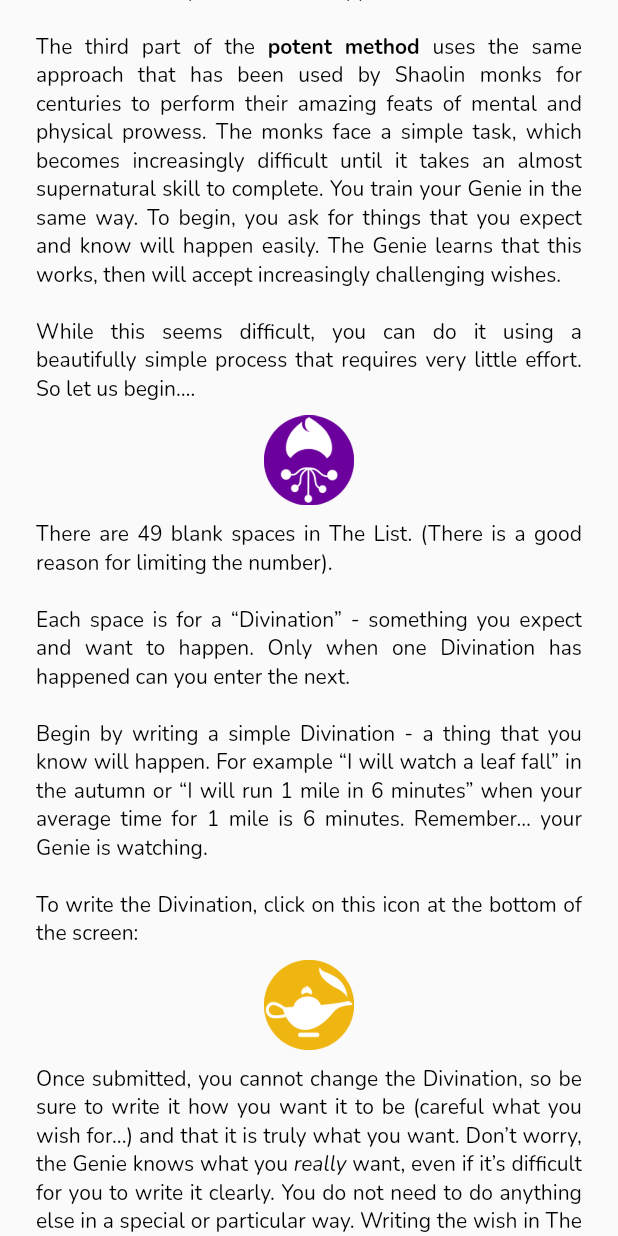
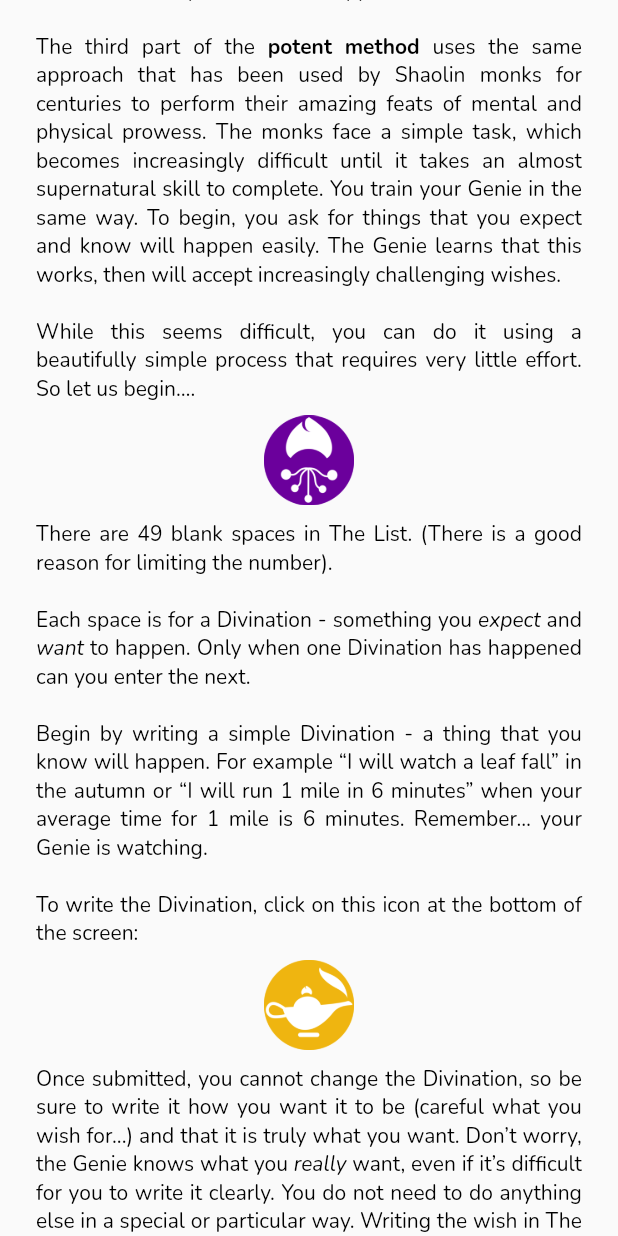
Before and after one commit to Uzairinshallah/ToDoAppp, a Flutter app: the LearnPage screen opened directly, scrolled down 2880 dp, on a phone screen of 412 x 824 dp. Run offline on Flutter 3.47's test engine with Material 2 defaults, Android fonts, the phone set to English and light mode, and no system bars; drawn by our look-alikes of styled_text; our stand-ins replace audioplayers, device_preview, flutter_markdown, flutter_screenutil, google_fonts, hive and 1 more; accounts and stored records are empty.

Commit message:
text changes

```diff
--- a/lib/pages/learn_page.dart
+++ b/lib/pages/learn_page.dart
@@ -362,12 +362,13 @@ class _LearnPageState extends State<LearnPage> {
                   style: normalStyle(),
                 ),
               ),
-              Text(
-                "Each space is for a “Divination” - something you expect and "
-                "want to happen. Only when one Divination has happened can "
+              Align(
+                alignment: Alignment.topLeft,
+                child: buildStyledTextItalic(
+                  "Each space is for a Divination - something you <italic>expect</italic> and "
+                  " <italic>want</italic> to happen. Only when one Divination has happened can "
                   "you enter the next.\n",
-                style: normalStyle(),
-                textAlign: TextAlign.justify,
+                ),
               ),
               Text(
                 "Begin by writing a simple Divination - a thing that you know "
@@ -440,7 +441,6 @@ class _LearnPageState extends State<LearnPage> {
               ),
               Align(
                 alignment: Alignment.topLeft,
-
                 child: buildStyledTextItalic(
                     "This is <italic>reinforcement</italic>, where the Genie "
                     "learns that what you write in The List will happen.\n\n"),
```
Lines whose indentation alone changed are shown as unchanged.
